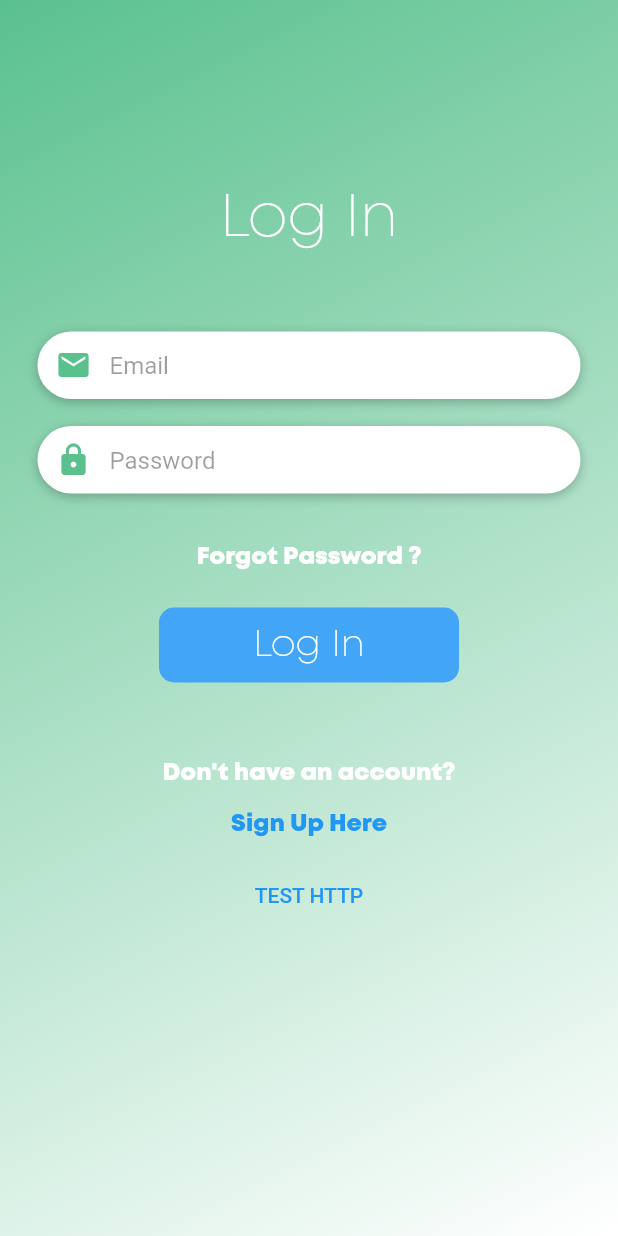
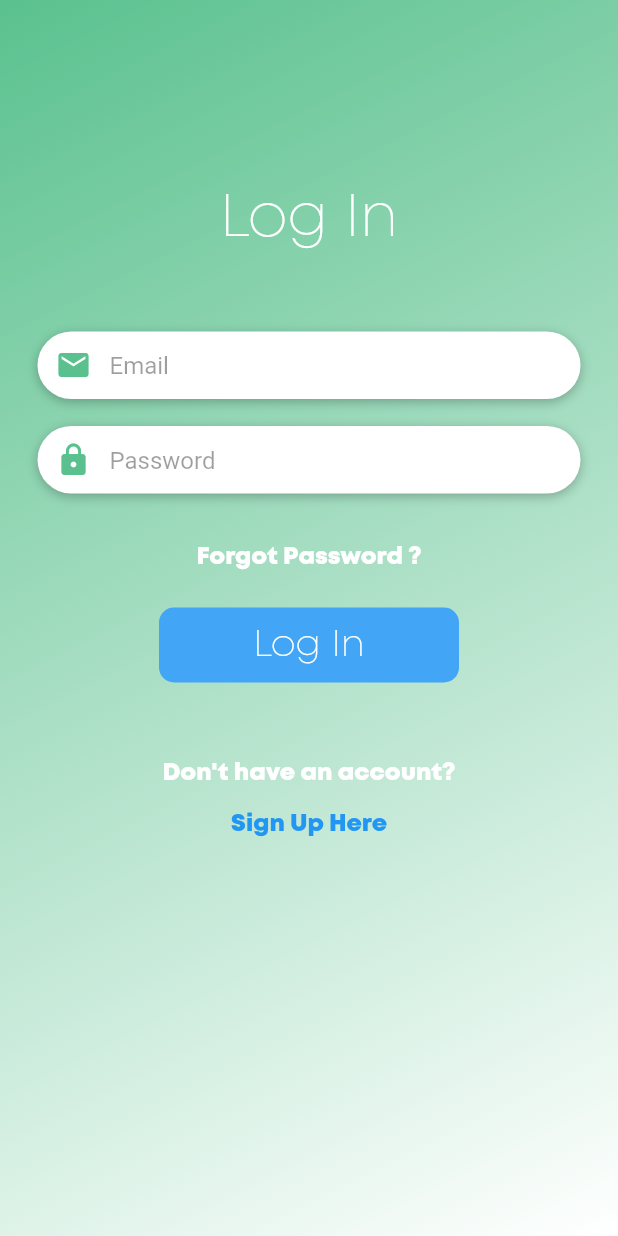
Before and after one commit to InternationalProjectOamk-1/Application, a Flutter app: the LoginScreen screen opened directly, on a phone screen of 412 x 824 dp. Run offline on Flutter 3.47's test engine with Material 2 defaults, Android fonts, the phone set to English and light mode, and no system bars; our stand-ins replace shared_preferences; accounts and stored records are empty.

Commit message:
Removed login_test import and button to access it

```diff
--- a/lib/views/login_view.dart
+++ b/lib/views/login_view.dart
@@ -4,7 +4,6 @@ import 'package:flutter/services.dart';
 import 'package:http/http.dart' as http;
 import 'package:mapplication/views/home_screen.dart';
 import 'package:mapplication/widgets/input_error_notice.dart';
-import 'package:mapplication/widgets/login_test.dart';
 import 'package:shared_preferences/shared_preferences.dart';
 
 import 'package:mapplication/views/signup_view.dart';
@@ -211,17 +210,6 @@ class _LoginScreenState extends State<LoginScreen> {
                         )
                       )
                     ),
-                    TextButton(
-                      onPressed: () {
-                        Navigator.push(
-                          context,
-                          MaterialPageRoute(builder: (context) => const Test()),
-                        );
-                      },
-                      child: const Text(
-                        'TEST HTTP',
-                      ),
-                    ),
                   ],
                 ),
               ),
```
